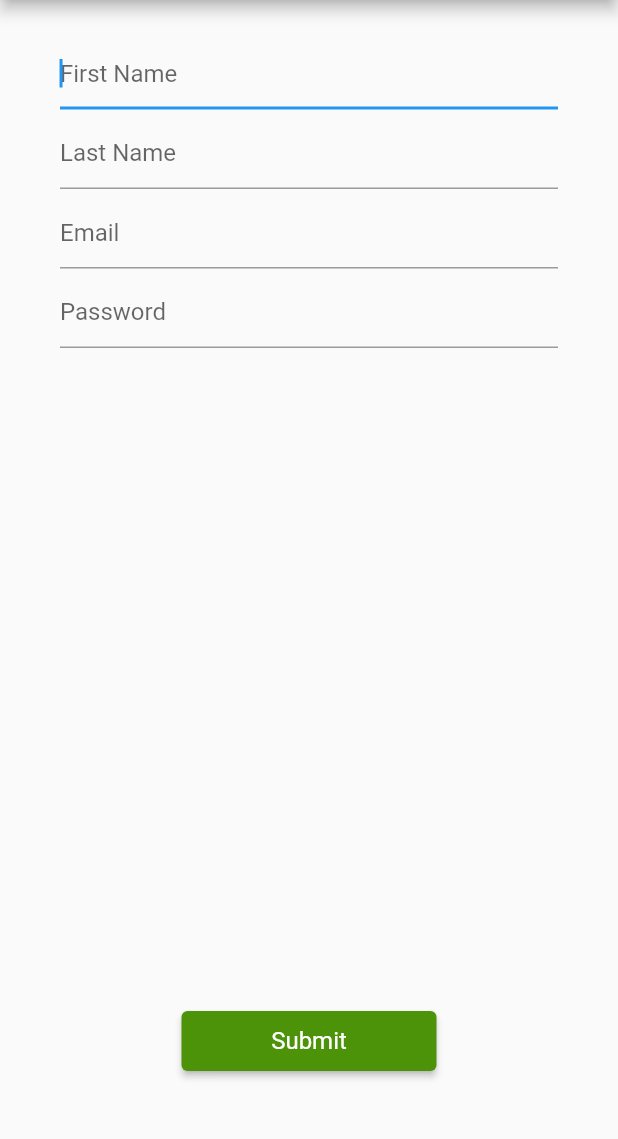
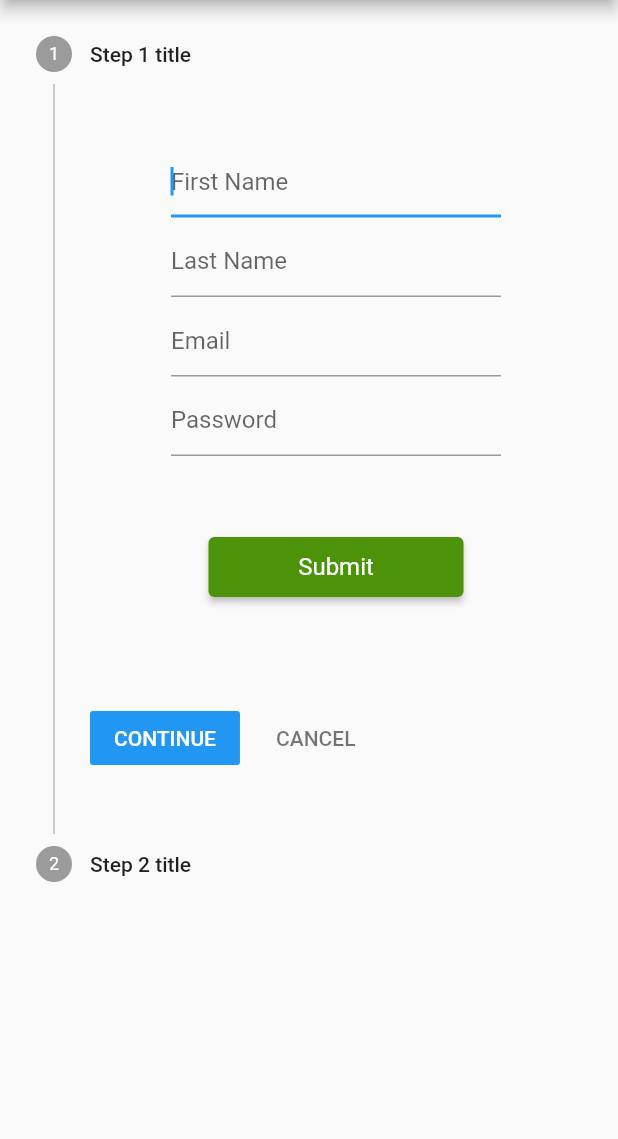
Before and after one commit to ourJOURNi/Journi_App, a Flutter app: the RegisterPage screen opened directly, on a phone screen of 412 x 824 dp, the part 84-1223 px from its top. Run offline on Flutter 3.47's test engine with Material 2 defaults, Android fonts, the phone set to English and light mode, and no system bars; our stand-ins replace camera, equatable, flutter_bloc, flutter_easyloading; missing offline and left inert: mockito.

```diff
--- a/lib/login/register-page.dart
+++ b/lib/login/register-page.dart
@@ -20,12 +20,43 @@ class _RegisterFormState extends State<RegisterForm> {
   final lastNameCTRL = TextEditingController();
   final emailCTRL = TextEditingController();
   final passwordCTRL = TextEditingController();
+  int _index = 0;
 
   @override
   Widget build(BuildContext context) {
-    return Form(
+    return
+      Stepper(
+      currentStep: _index,
+      onStepCancel: () {
+        if (_index > 0) {
+          setState(() {
+            _index -= 1;
+          });
+        }
+      },
+      onStepContinue: () {
+        if (_index <= 0) {
+          setState(() {
+            _index += 1;
+          });
+        }
+      },
+      onStepTapped: (int index) {
+        setState(() {
+          _index = index;
+        });
+      },
+      steps: <Step>[
+        Step(
+          title: const Text('Step 1 title'),
+          content: SizedBox(
+            width: 300,
+            height: 380,
+            child:
+          Form(
             key: _formKey,
-      child: Column(
+            child:
+            Column(
               children: <Widget>[
                 verticalInputDivider,
                 Padding(
@@ -126,6 +157,15 @@ class _RegisterFormState extends State<RegisterForm> {
                   ),
               ],
             ),
+          )),
+        ),
+        const Step(
+          title: Text('Step 2 title'),
+          content: Text('Content for Step 2'),
+        ),
+      ],
     );
+
+    ;
   }
 }
```
Lines whose indentation alone changed are shown as unchanged.
